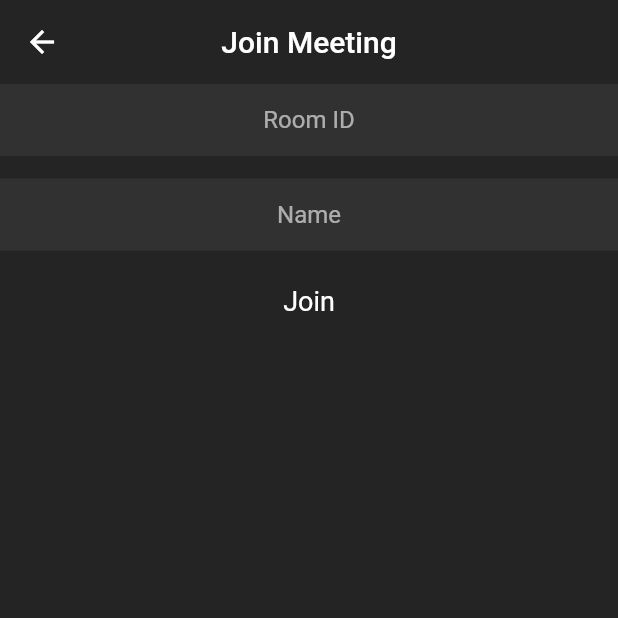
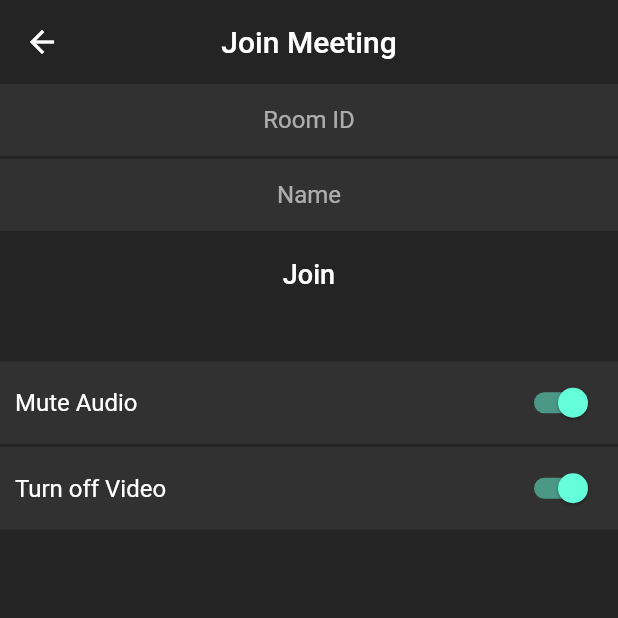
Before and after one commit to gautamjain09/LetsMeet-App, a Flutter app: the screen it shows once a user with an empty profile is signed in, after a tap on "Join Meeting", on a phone screen of 412 x 824 dp, the top half of it. Run offline on Flutter 3.47's test engine with Material 2 defaults, Android fonts, the light colour scheme and no system bars; our stand-ins replace cloud_firestore, firebase_auth, firebase_core, google_sign_in; missing offline and left inert: jitsi_meet; accounts and stored records are empty.

Commit message:
Join Meeting feature

```diff
--- a/lib/screens/history_meeting_screen.dart
+++ b/lib/screens/history_meeting_screen.dart
@@ -10,6 +10,6 @@ class HistoryMeetingScreen extends StatefulWidget {
 class _HistoryMeetingScreenState extends State<HistoryMeetingScreen> {
   @override
   Widget build(BuildContext context) {
-    return Scaffold();
+    return Container();
   }
 }
--- a/lib/screens/home_screen.dart
+++ b/lib/screens/home_screen.dart
@@ -22,7 +22,7 @@ class _HomeScreenState extends State<HomeScreen> {
     const MeetingScreen(),
     const HistoryMeetingScreen(),
     const Text("Contacts"),
-    const Text("Seetings"),
+    const Text("Settings"),
   ];
 
   @override
--- a/lib/screens/meeting_screen.dart
+++ b/lib/screens/meeting_screen.dart
@@ -29,6 +29,7 @@ class _MeetingScreenState extends State<MeetingScreen> {
   Widget build(BuildContext context) {
     return Column(
       children: [
+        const SizedBox(height: 10),
         Row(
           mainAxisAlignment: MainAxisAlignment.spaceEvenly,
           children: [
@@ -46,11 +47,13 @@ class _MeetingScreenState extends State<MeetingScreen> {
                 joinMeeting(context);
               },
             ),
-            MeetingButton(
-              text: "Schedule Meet",
-              iconData: Icons.calendar_today,
-              onPressed: () {},
-            ),
+
+            // Pending To be Done.....
+            // MeetingButton(
+            //   text: "Schedule Meet",
+            //   iconData: Icons.calendar_today,
+            //   onPressed: () {},
+            // ),
           ],
         ),
         const Expanded(
--- a/lib/screens/video_call_screen.dart
+++ b/lib/screens/video_call_screen.dart
@@ -1,6 +1,9 @@
 import "package:flutter/material.dart";
+import 'package:jitsi_meet/jitsi_meet.dart';
 import 'package:lets_meet/services/auth_methods.dart';
+import 'package:lets_meet/services/jitsi_meet_methods.dart';
 import 'package:lets_meet/utils/colors.dart';
+import 'package:lets_meet/widgets/meeting_options.dart';
 
 class VideoCallScreen extends StatefulWidget {
   const VideoCallScreen({Key? key}) : super(key: key);
@@ -15,14 +18,36 @@ class _VideoCallScreenState extends State<VideoCallScreen> {
   late TextEditingController meetingIdController = TextEditingController();
   late TextEditingController nameController = TextEditingController();
 
+  final JitsiMeetMethods jitsiMeetMethods = JitsiMeetMethods();
+
+  bool isAudiomuted = true;
+  bool isVideoMuted = true;
+
   @override
   void initState() {
     meetingIdController = TextEditingController();
-    nameController = TextEditingController(text: authMethods.user.displayName);
+    nameController = TextEditingController(
+      text: authMethods.user.displayName,
+    );
     super.initState();
   }
 
-  joinMeeting() async {}
+  @override
+  void dispose() {
+    super.dispose();
+    meetingIdController.dispose();
+    nameController.dispose();
+    JitsiMeet.removeAllListeners(); // Avoids memory leeks
+  }
+
+  joinMeeting() {
+    jitsiMeetMethods.createMeeting(
+      roomName: meetingIdController.text,
+      isAudiomuted: isAudiomuted,
+      isVideoMuted: isVideoMuted,
+      username: nameController.text, // toString will give error
+    );
+  }
 
   @override
   Widget build(BuildContext context) {
@@ -38,6 +63,7 @@ class _VideoCallScreenState extends State<VideoCallScreen> {
       ),
       body: Column(
         children: [
+          // <---- Join Meeting with Room ID and Name ---->
           Container(
             color: secondaryBackgroundColor,
             child: TextField(
@@ -52,14 +78,14 @@ class _VideoCallScreenState extends State<VideoCallScreen> {
               ),
             ),
           ),
-          const SizedBox(height: 15),
+          const SizedBox(height: 2),
           Container(
             color: secondaryBackgroundColor,
             child: TextField(
               controller: nameController,
               maxLines: 1,
               textAlign: TextAlign.center,
-              keyboardType: TextInputType.number,
+              keyboardType: TextInputType.name,
               decoration: const InputDecoration(
                 border: InputBorder.none,
                 hintText: "Name",
@@ -67,17 +93,44 @@ class _VideoCallScreenState extends State<VideoCallScreen> {
               ),
             ),
           ),
-          const SizedBox(height: 15),
+          const SizedBox(height: 10),
           InkWell(
-            // onTap: joinMeeting(),
+            onTap: joinMeeting,
             child: const Padding(
               padding: EdgeInsets.all(8),
               child: Text(
                 "Join",
-                style: TextStyle(fontSize: 18),
+                style: TextStyle(
+                  fontSize: 18,
+                  fontWeight: FontWeight.w500,
+                ),
               ),
             ),
-          )
+          ),
+          const SizedBox(
+            height: 40,
+          ),
+
+          // <-------- Mute Audio, Video options -------------->
+          MeetingOptions(
+            text: "Mute Audio",
+            isMute: isAudiomuted,
+            onChanged: (val) {
+              setState(() {
+                isAudiomuted = val;
+              });
+            },
+          ),
+          const SizedBox(height: 2),
+          MeetingOptions(
+            text: "Turn off Video",
+            isMute: isVideoMuted,
+            onChanged: (val) {
+              setState(() {
+                isVideoMuted = val;
+              });
+            },
+          ),
         ],
       ),
     );
--- /dev/null
+++ b/lib/widgets/meeting_options.dart
@@ -0,0 +1,39 @@
+import "package:flutter/material.dart";
+import 'package:lets_meet/utils/colors.dart';
+
+class MeetingOptions extends StatelessWidget {
+  final String text;
+  final bool isMute;
+  final Function(bool) onChanged;
+  const MeetingOptions({
+    Key? key,
+    required this.text,
+    required this.isMute,
+    required this.onChanged,
+  }) : super(key: key);
+
+  @override
+  Widget build(BuildContext context) {
+    return Container(
+      padding: const EdgeInsets.symmetric(horizontal: 10),
+      color: secondaryBackgroundColor,
+      height: 55,
+      // width: MediaQuery.of(context).size.width,
+      child: Row(
+        mainAxisAlignment: MainAxisAlignment.spaceBetween,
+        children: [
+          Text(
+            text,
+            style: const TextStyle(
+              fontSize: 16,
+            ),
+          ),
+          Switch(
+            value: isMute,
+            onChanged: onChanged,
+          ),
+        ],
+      ),
+    );
+  }
+}
```
Also changed, not shown: lib/services/firestore_methods.dart (added, +23 -0 lines), lib/services/jitsi_meet_methods.dart (+14 -1 lines), 1 other file.
